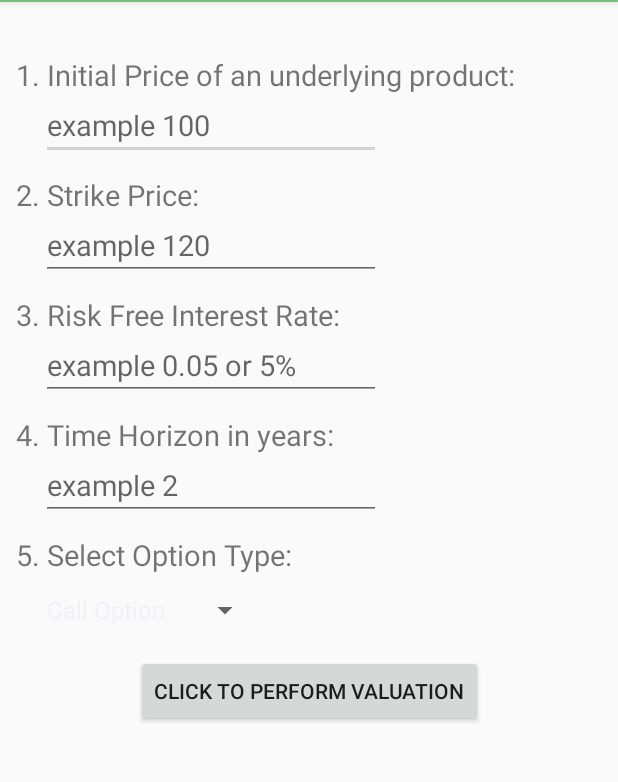
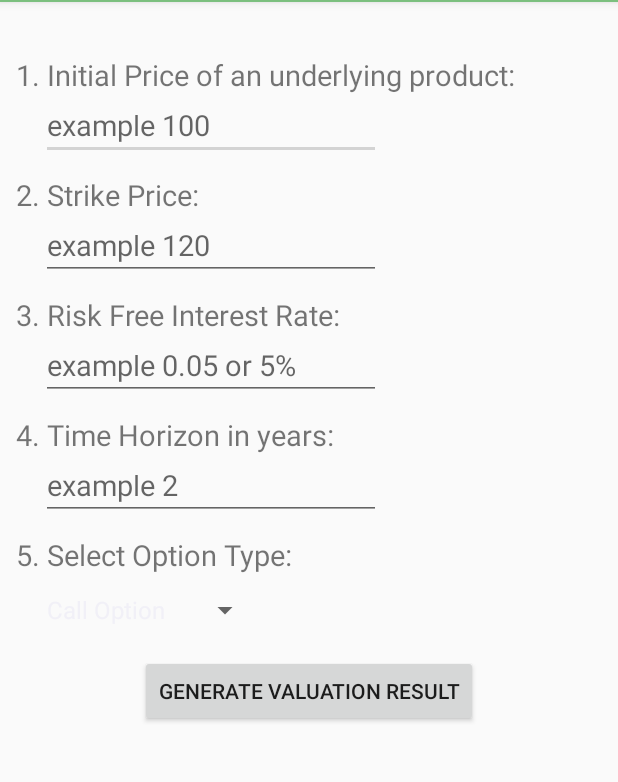
Before and after one commit to coffeetimegit/datadrivenfinance, an Android app: the fragment ValuationsFragment shown on its own in the app's theme, on a phone screen of 412 x 824 dp, the part 82-864 px from its top. Run offline under Robolectric (Android 15) with nearby library versions, the phone set to English and light mode, and no system bars; libraries missing offline, so code that uses them is left out: com.chaquo.python.

Commit message:
Second commit.

```diff
--- a/app/src/main/java/view/PortfolioMgmtFragment.kt
+++ b/app/src/main/java/view/PortfolioMgmtFragment.kt
@@ -109,7 +109,7 @@ class PortfolioMgmtFragment : Fragment() {
                 if (portfolio.size < 2) {
                     Toast.makeText(activity, "Error: Select at least 2 stocks from the dropdown!", Toast.LENGTH_SHORT).show()
                 } else if (portfolioSimulation.contains("Set Simulation")) {
-                    Toast.makeText(activity, "Error: Set simulation value!", Toast.LENGTH_SHORT).show()
+                    Toast.makeText(activity, "Error: Set a simulation value!", Toast.LENGTH_SHORT).show()
                 } else {
                     var simulationVal = portfolioSimulation.toString()
                     var mptCache = initMPT(simulationVal)
--- a/app/src/main/res/layout/fragment_valuations.xml
+++ b/app/src/main/res/layout/fragment_valuations.xml
@@ -129,7 +129,7 @@
             android:layout_width="wrap_content"
             android:layout_height="wrap_content"
             android:layout_marginTop="10dp"
-            android:text="Click to perform Valuation"
+            android:text="Generate Valuation Result"
             app:layout_constraintEnd_toEndOf="parent"
             app:layout_constraintStart_toStartOf="parent"
             app:layout_constraintTop_toBottomOf="@+id/optionType" />
```
Also changed, not shown: 1 other file.
